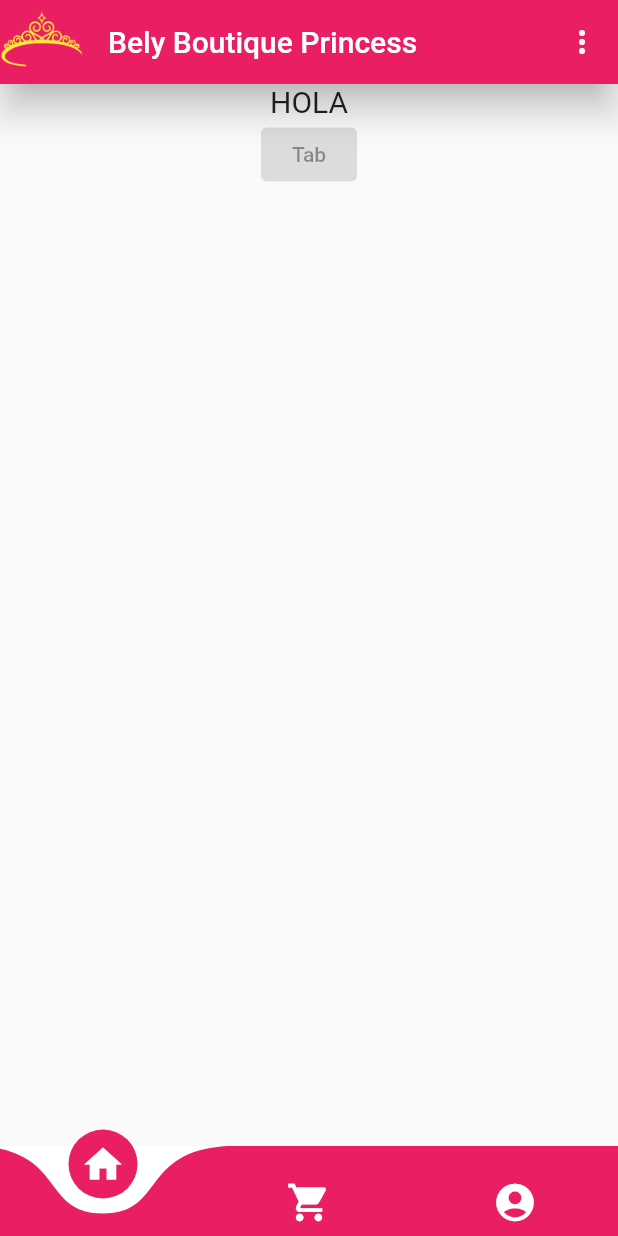
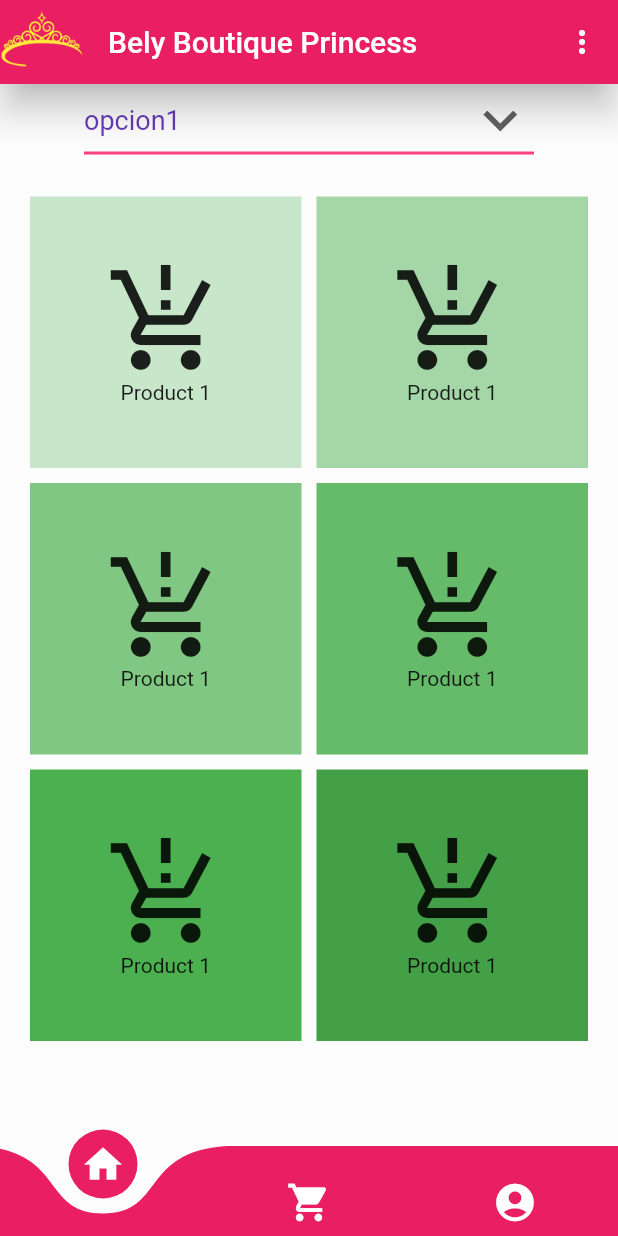
Before and after one commit to Jvilchezar10/Bely_Boutique_Princess, a Flutter app: the screen it shows after launch, on a phone screen of 412 x 824 dp. Run offline on Flutter 3.47's test engine with Material 2 defaults, Android fonts, the phone set to English and light mode, and no system bars; drawn by our look-alikes of curved_navigation_bar; our stand-ins replace bloc, equatable, flutter_bloc.

Commit message:
anvance 1.0

```diff
--- a/lib/blocs/bottom_navigation/bottom_navigation_event.dart
+++ b/lib/blocs/bottom_navigation/bottom_navigation_event.dart
@@ -16,5 +16,4 @@ class TabChangeEvent extends BottomNavigationEvent {
   @override
   // TODO: implement props
   List<Object> get props => [newIndex];
-
 }
--- /dev/null
+++ b/lib/blocs/category/category_bloc.dart
@@ -0,0 +1,13 @@
+import 'package:bloc/bloc.dart';
+import 'package:equatable/equatable.dart';
+
+part 'category_event.dart';
+part 'category_state.dart';
+
+class CategoryBloc extends Bloc<CategoryEvent, CategoryState> {
+  CategoryBloc() : super(CategoryInitial()) {
+    on<CategoryEvent>((event, emit) {
+      // TODO: implement event handler
+    });
+  }
+}
--- /dev/null
+++ b/lib/blocs/category/category_event.dart
@@ -0,0 +1,8 @@
+part of 'category_bloc.dart';
+
+abstract class CategoryEvent extends Equatable {
+  const CategoryEvent();
+
+  @override
+  List<Object> get props => [];
+}
--- /dev/null
+++ b/lib/blocs/category/category_state.dart
@@ -0,0 +1,10 @@
+part of 'category_bloc.dart';
+
+abstract class CategoryState extends Equatable {
+  const CategoryState();
+
+  @override
+  List<Object> get props => [];
+}
+
+class CategoryInitial extends CategoryState {}
--- /dev/null
+++ b/lib/blocs/product/product_bloc.dart
@@ -0,0 +1,13 @@
+import 'package:bloc/bloc.dart';
+import 'package:equatable/equatable.dart';
+
+part 'product_event.dart';
+part 'product_state.dart';
+
+class ProductBloc extends Bloc<ProductEvent, ProductState> {
+  ProductBloc() : super(ProductInitial()) {
+    on<ProductEvent>((event, emit) {
+      // TODO: implement event handler
+    });
+  }
+}
--- /dev/null
+++ b/lib/blocs/product/product_event.dart
@@ -0,0 +1,8 @@
+part of 'product_bloc.dart';
+
+abstract class ProductEvent extends Equatable {
+  const ProductEvent();
+
+  @override
+  List<Object> get props => [];
+}
--- /dev/null
+++ b/lib/blocs/product/product_state.dart
@@ -0,0 +1,10 @@
+part of 'product_bloc.dart';
+
+abstract class ProductState extends Equatable {
+  const ProductState();
+
+  @override
+  List<Object> get props => [];
+}
+
+class ProductInitial extends ProductState {}
--- /dev/null
+++ b/lib/models/Product.dart
@@ -0,0 +1,5 @@
+class Product {
+  String _title, _description;
+  Product(this._title, this._description);
+
+}
--- a/lib/views/home_products_view.dart
+++ b/lib/views/home_products_view.dart
@@ -1,4 +1,6 @@
 import 'package:flutter/material.dart';
+
+import '../widgets/custom_scrollview_products.dart';
 
 class HomeProductsView extends StatefulWidget {
   const HomeProductsView({
@@ -11,21 +13,56 @@ class HomeProductsView extends StatefulWidget {
 
 class _HomeProductsViewState extends State<HomeProductsView> {
   @override
+  String dropdownValue = 'opcion1';
   Widget build(BuildContext context) {
     return Scaffold(
-      body: Center(
+      body: Container(
+        decoration: const BoxDecoration(color: Colors.white60),
+        constraints: BoxConstraints.expand(
+          height: MediaQuery.of(context).size.height,
+          width: MediaQuery.of(context).size.width,
+        ),
         child: Column(
-          mainAxisAlignment: MainAxisAlignment.start,
-          children: const <Widget>[
-            Text(
-              "HOLA",
-              style: TextStyle(
-                fontSize: 20,
+          children: [
+            SizedBox(
+              width: 300,
+              height: 55,
+              child: DropdownButton<String>(
+                isExpanded: true,
+                focusColor: Colors.pink,
+                value: dropdownValue,
+                icon: const Icon(
+                  Icons.keyboard_arrow_down_outlined,
+                  size: 45,
+                ),
+                elevation: 16,
+                style: const TextStyle(color: Colors.deepPurple, fontSize: 18),
+                underline: Container(
+                  height: 2,
+                  color: Colors.pinkAccent,
+                ),
+
+                hint: const Text('Categorias'),
+                // cambiar por tipo Categorias
+                items: <String>['opcion1', 'opcion2', 'opcion3']
+                    .map<DropdownMenuItem<String>>(
+                  (String value) {
+                    return DropdownMenuItem<String>(
+                        value: value, child: Text(value));
+                  },
+                ).toList(),
+                onChanged: (String? index) {
+                  setState(() {
+                    dropdownValue = index!;
+                  });
+                },
               ),
             ),
-            ElevatedButton(
-              onPressed: null,
-              child: Text("Tab"),
+            const Expanded(
+              child: Padding(
+                padding: EdgeInsets.only(bottom: 75),
+                child: CustomScrollViewProducts(), //Widget ScrollView
+              ),
             ),
           ],
         ),
--- a/lib/widgets/custom_bottom_navigation.dart
+++ b/lib/widgets/custom_bottom_navigation.dart
@@ -26,7 +26,7 @@ class CustomBottomNavigationBar extends StatelessWidget {
             key: navigationKey,
             index: state,
             height: 60,
-            backgroundColor: Colors.white,
+            backgroundColor: Colors.transparent,
             animationCurve: Curves.easeInOut,
             animationDuration: const Duration(milliseconds: 400),
             color: Colors.pink,
--- /dev/null
+++ b/lib/widgets/custom_scrollview_products.dart
@@ -0,0 +1,116 @@
+import 'package:flutter/material.dart';
+
+class CustomScrollViewProducts extends StatelessWidget {
+  const CustomScrollViewProducts({
+    Key? key,
+  }) : super(key: key);
+
+  @override
+  Widget build(BuildContext context) {
+    return CustomScrollView(
+      primary: true,
+      slivers: <Widget>[
+        SliverPadding(
+          padding: const EdgeInsets.all(20),
+          sliver: SliverGrid.count(
+            crossAxisSpacing: 10,
+            mainAxisSpacing: 10,
+            crossAxisCount: 2,
+            children: <Widget>[
+              Container(
+                padding: const EdgeInsets.all(8),
+                child: Column(
+                  crossAxisAlignment: CrossAxisAlignment.center,
+                  mainAxisAlignment: MainAxisAlignment.center,
+                  children: const [
+                    Icon(
+                      Icons.production_quantity_limits,
+                      size: 80,
+                    ),
+                    Text("Product 1")
+                  ],
+                ),
+                color: Colors.green[100],
+              ),
+              Container(
+                padding: const EdgeInsets.all(8),
+                child: Column(
+                  crossAxisAlignment: CrossAxisAlignment.center,
+                  mainAxisAlignment: MainAxisAlignment.center,
+                  children: const [
+                    Icon(
+                      Icons.production_quantity_limits,
+                      size: 80,
+                    ),
+                    Text("Product 1")
+                  ],
+                ),
+                color: Colors.green[200],
+              ),
+              Container(
+                padding: const EdgeInsets.all(8),
+                child: Column(
+                  crossAxisAlignment: CrossAxisAlignment.center,
+                  mainAxisAlignment: MainAxisAlignment.center,
+                  children: const [
+                    Icon(
+                      Icons.production_quantity_limits,
+                      size: 80,
+                    ),
+                    Text("Product 1")
+                  ],
+                ),
+                color: Colors.green[300],
+              ),
+              Container(
+                padding: const EdgeInsets.all(8),
+                child: Column(
+                  crossAxisAlignment: CrossAxisAlignment.center,
+                  mainAxisAlignment: MainAxisAlignment.center,
+                  children: const [
+                    Icon(
+                      Icons.production_quantity_limits,
+                      size: 80,
+                    ),
+                    Text("Product 1")
+                  ],
+                ),
+                color: Colors.green[400],
+              ),
+              Container(
+                padding: const EdgeInsets.all(8),
+                child: Column(
+                  crossAxisAlignment: CrossAxisAlignment.center,
+                  mainAxisAlignment: MainAxisAlignment.center,
+                  children: const [
+                    Icon(
+                      Icons.production_quantity_limits,
+                      size: 80,
+                    ),
+                    Text("Product 1")
+                  ],
+                ),
+                color: Colors.green[500],
+              ),
+              Container(
+                padding: const EdgeInsets.all(8),
+                child: Column(
+                  crossAxisAlignment: CrossAxisAlignment.center,
+                  mainAxisAlignment: MainAxisAlignment.center,
+                  children: const [
+                    Icon(
+                      Icons.production_quantity_limits,
+                      size: 80,
+                    ),
+                    Text("Product 1")
+                  ],
+                ),
+                color: Colors.green[600],
+              ),
+            ],
+          ),
+        ),
+      ],
+    );
+  }
+}
--- a/pubspec.yaml
+++ b/pubspec.yaml
@@ -19,6 +19,8 @@ dependencies:
     sdk: flutter
   flutter_bloc: ^8.0.1
   fluttertoast: ^8.0.9
+  firebase_core:
+  cloud_firestore: ^3.1.13
 
 dev_dependencies:
 
```
Also changed, not shown: lib/models/Category.dart (added), pubspec.lock, 13 other files.
